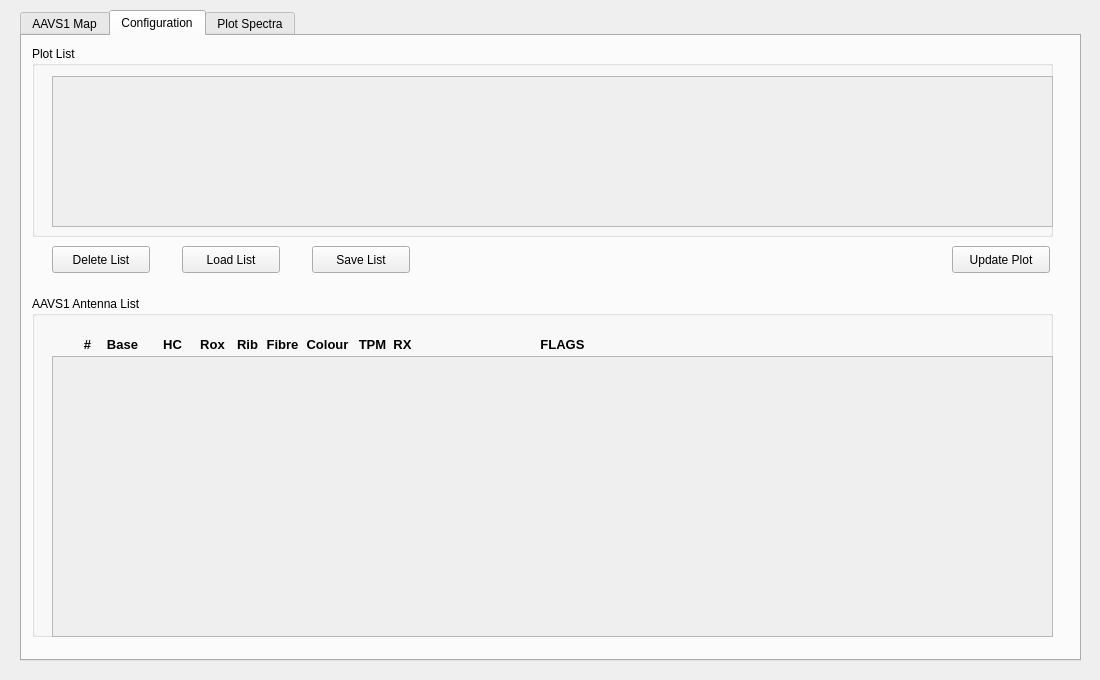
First picture: the form in aavs.ui, repository amattana/PySKA, before the edit.
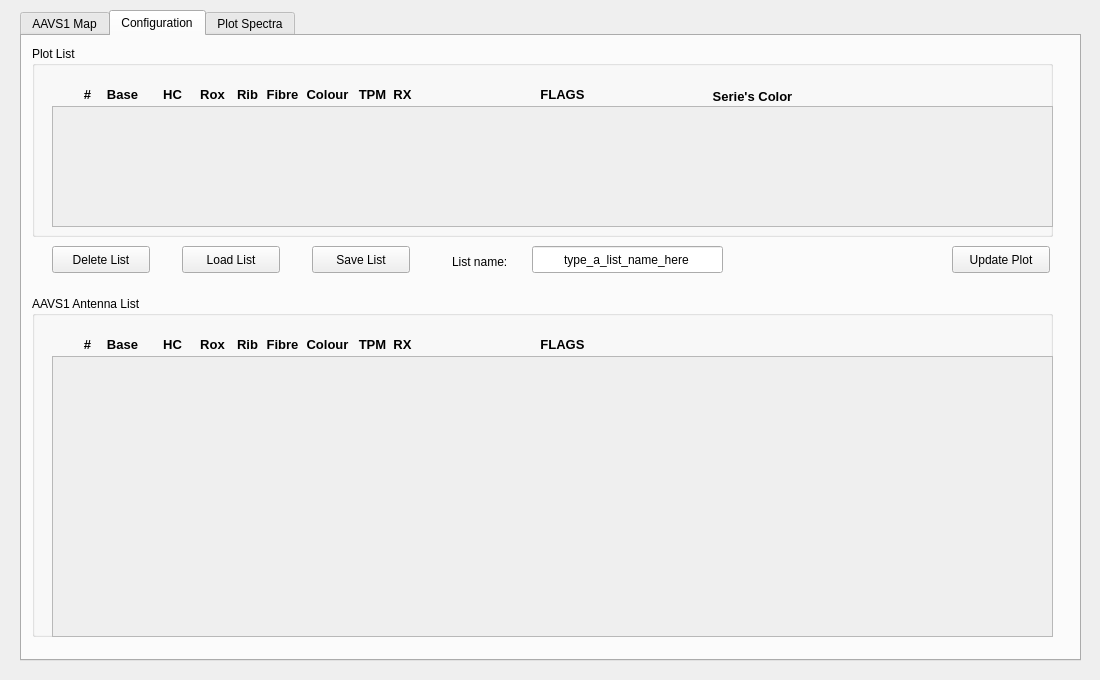
Second picture: the form after the edit. The open tabs and pages were chosen to show the change.

Commit message: AAVS Plot list

Diff of the .ui file:
```diff
--- a/aavs.ui
+++ b/aavs.ui
@@ -619,9 +619,9 @@
       <property name="geometry">
        <rect>
         <x>20</x>
-        <y>30</y>
+        <y>60</y>
         <width>1001</width>
-        <height>151</height>
+        <height>121</height>
        </rect>
       </property>
       <property name="widgetResizable">
@@ -633,11 +633,264 @@
          <x>0</x>
          <y>0</y>
          <width>999</width>
-         <height>149</height>
+         <height>119</height>
         </rect>
        </property>
       </widget>
      </widget>
+     <widget class="QLabel" name="label_N_11">
+      <property name="geometry">
+       <rect>
+        <x>230</x>
+        <y>40</y>
+        <width>41</width>
+        <height>17</height>
+       </rect>
+      </property>
+      <property name="font">
+       <font>
+        <pointsize>10</pointsize>
+        <weight>75</weight>
+        <bold>true</bold>
+       </font>
+      </property>
+      <property name="text">
+       <string>Fibre</string>
+      </property>
+      <property name="alignment">
+       <set>Qt::AlignCenter</set>
+      </property>
+     </widget>
+     <widget class="QLabel" name="label_N_12">
+      <property name="geometry">
+       <rect>
+        <x>350</x>
+        <y>40</y>
+        <width>41</width>
+        <height>17</height>
+       </rect>
+      </property>
+      <property name="font">
+       <font>
+        <pointsize>10</pointsize>
+        <weight>75</weight>
+        <bold>true</bold>
+       </font>
+      </property>
+      <property name="text">
+       <string>RX</string>
+      </property>
+      <property name="alignment">
+       <set>Qt::AlignCenter</set>
+      </property>
+     </widget>
+     <widget class="QLabel" name="label_N_13">
+      <property name="geometry">
+       <rect>
+        <x>40</x>
+        <y>40</y>
+        <width>31</width>
+        <height>17</height>
+       </rect>
+      </property>
+      <property name="font">
+       <font>
+        <pointsize>10</pointsize>
+        <weight>75</weight>
+        <bold>true</bold>
+       </font>
+      </property>
+      <property name="text">
+       <string>#</string>
+      </property>
+      <property name="alignment">
+       <set>Qt::AlignCenter</set>
+      </property>
+     </widget>
+     <widget class="QLabel" name="label_N_14">
+      <property name="geometry">
+       <rect>
+        <x>410</x>
+        <y>40</y>
+        <width>241</width>
+        <height>17</height>
+       </rect>
+      </property>
+      <property name="font">
+       <font>
+        <pointsize>10</pointsize>
+        <weight>75</weight>
+        <bold>true</bold>
+       </font>
+      </property>
+      <property name="text">
+       <string>FLAGS</string>
+      </property>
+      <property name="alignment">
+       <set>Qt::AlignCenter</set>
+      </property>
+     </widget>
+     <widget class="QLabel" name="label_N_15">
+      <property name="geometry">
+       <rect>
+        <x>160</x>
+        <y>40</y>
+        <width>41</width>
+        <height>17</height>
+       </rect>
+      </property>
+      <property name="font">
+       <font>
+        <pointsize>10</pointsize>
+        <weight>75</weight>
+        <bold>true</bold>
+       </font>
+      </property>
+      <property name="text">
+       <string>Rox</string>
+      </property>
+      <property name="alignment">
+       <set>Qt::AlignCenter</set>
+      </property>
+     </widget>
+     <widget class="QLabel" name="label_N_16">
+      <property name="geometry">
+       <rect>
+        <x>190</x>
+        <y>40</y>
+        <width>51</width>
+        <height>17</height>
+       </rect>
+      </property>
+      <property name="font">
+       <font>
+        <pointsize>10</pointsize>
+        <weight>75</weight>
+        <bold>true</bold>
+       </font>
+      </property>
+      <property name="text">
+       <string>Rib</string>
+      </property>
+      <property name="alignment">
+       <set>Qt::AlignCenter</set>
+      </property>
+     </widget>
+     <widget class="QLabel" name="label_N_17">
+      <property name="geometry">
+       <rect>
+        <x>120</x>
+        <y>40</y>
+        <width>41</width>
+        <height>17</height>
+       </rect>
+      </property>
+      <property name="font">
+       <font>
+        <pointsize>10</pointsize>
+        <weight>75</weight>
+        <bold>true</bold>
+       </font>
+      </property>
+      <property name="text">
+       <string>HC</string>
+      </property>
+      <property name="alignment">
+       <set>Qt::AlignCenter</set>
+      </property>
+     </widget>
+     <widget class="QLabel" name="label_N_18">
+      <property name="geometry">
+       <rect>
+        <x>270</x>
+        <y>40</y>
+        <width>51</width>
+        <height>17</height>
+       </rect>
+      </property>
+      <property name="font">
+       <font>
+        <pointsize>10</pointsize>
+        <weight>75</weight>
+        <bold>true</bold>
+       </font>
+      </property>
+      <property name="text">
+       <string>Colour</string>
+      </property>
+      <property name="alignment">
+       <set>Qt::AlignCenter</set>
+      </property>
+     </widget>
+     <widget class="QLabel" name="label_N_19">
+      <property name="geometry">
+       <rect>
+        <x>70</x>
+        <y>40</y>
+        <width>41</width>
+        <height>17</height>
+       </rect>
+      </property>
+      <property name="font">
+       <font>
+        <pointsize>10</pointsize>
+        <weight>75</weight>
+        <bold>true</bold>
+       </font>
+      </property>
+      <property name="text">
+       <string>Base</string>
+      </property>
+      <property name="alignment">
+       <set>Qt::AlignCenter</set>
+      </property>
+     </widget>
+     <widget class="QLabel" name="label_N_20">
+      <property name="geometry">
+       <rect>
+        <x>320</x>
+        <y>40</y>
+        <width>41</width>
+        <height>17</height>
+       </rect>
+      </property>
+      <property name="font">
+       <font>
+        <pointsize>10</pointsize>
+        <weight>75</weight>
+        <bold>true</bold>
+       </font>
+      </property>
+      <property name="text">
+       <string>TPM</string>
+      </property>
+      <property name="alignment">
+       <set>Qt::AlignCenter</set>
+      </property>
+     </widget>
+     <widget class="QLabel" name="label_N_21">
+      <property name="geometry">
+       <rect>
+        <x>660</x>
+        <y>40</y>
+        <width>121</width>
+        <height>20</height>
+       </rect>
+      </property>
+      <property name="font">
+       <font>
+        <pointsize>10</pointsize>
+        <weight>75</weight>
+        <bold>true</bold>
+       </font>
+      </property>
+      <property name="text">
+       <string>Serie's Color</string>
+      </property>
+      <property name="alignment">
+       <set>Qt::AlignCenter</set>
+      </property>
+     </widget>
     </widget>
     <widget class="QPushButton" name="qbutton_UpdatePlot">
      <property name="geometry">
@@ -691,6 +944,35 @@
       <string>Save List</string>
      </property>
     </widget>
+    <widget class="QLineEdit" name="qtext_listname">
+     <property name="geometry">
+      <rect>
+       <x>510</x>
+       <y>210</y>
+       <width>191</width>
+       <height>27</height>
+      </rect>
+     </property>
+     <property name="text">
+      <string>type_a_list_name_here</string>
+     </property>
+     <property name="alignment">
+      <set>Qt::AlignCenter</set>
+     </property>
+    </widget>
+    <widget class="QLabel" name="label">
+     <property name="geometry">
+      <rect>
+       <x>430</x>
+       <y>210</y>
+       <width>81</width>
+       <height>31</height>
+      </rect>
+     </property>
+     <property name="text">
+      <string>List name:</string>
+     </property>
+    </widget>
    </widget>
    <widget class="QWidget" name="tab_plot">
     <attribute name="title">
```
The commit also changes 1 other file.
